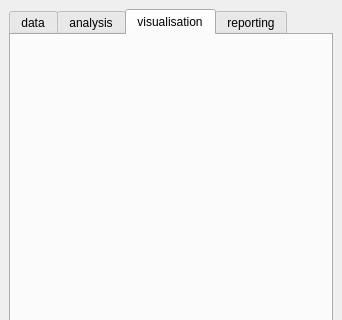
Qt form SpatialDecision/spatial_decision_dockwidget_base.ui (balazsdukai/GEO1005-StormManager) before a commit; both pictures show x 0 to 342 and y 0 to 320 of the 342 by 509 pixel window.
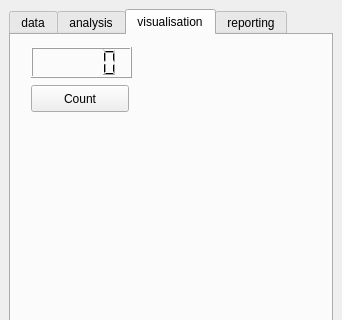
The same form after that commit. The open tabs and pages were chosen to show the change. Icons and pictures are not drawn.

Commit message: Updated the SpatialDecision plugin with a simple Click–counter under Visualisation tab.

The edit to the form file:
```diff
--- a/SpatialDecision/spatial_decision_dockwidget_base.ui
+++ b/SpatialDecision/spatial_decision_dockwidget_base.ui
@@ -240,6 +240,29 @@
        <attribute name="title">
         <string>visualisation</string>
        </attribute>
+       <widget class="QPushButton" name="number">
+        <property name="geometry">
+         <rect>
+          <x>20</x>
+          <y>50</y>
+          <width>98</width>
+          <height>27</height>
+         </rect>
+        </property>
+        <property name="text">
+         <string>Count</string>
+        </property>
+       </widget>
+       <widget class="QLCDNumber" name="disp">
+        <property name="geometry">
+         <rect>
+          <x>20</x>
+          <y>12</y>
+          <width>101</width>
+          <height>31</height>
+         </rect>
+        </property>
+       </widget>
       </widget>
       <widget class="QWidget" name="visualisationTab">
        <attribute name="title">
```
Left out of the diff: 2 changed lines with no effect on the pictures. The commit also changes 2 other files.
